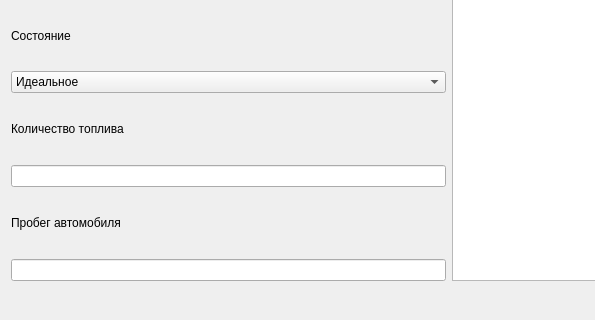
The window that ui/redactingcarstate.ui (yachkuch/FinalWork) describes before a commit, drawn with Qt 5; both pictures show x 0 to 595 and y 221 to 541 of the 897 by 541 pixel window.
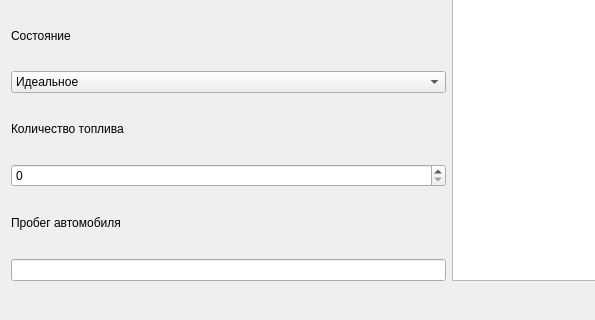
The same window after the commit.

```diff
--- a/ui/redactingcarstate.ui
+++ b/ui/redactingcarstate.ui
@@ -116,7 +116,7 @@
             </widget>
            </item>
            <item>
-            <widget class="QLineEdit" name="lineEdit_4"/>
+            <widget class="QSpinBox" name="fuel"/>
            </item>
           </layout>
          </item>
```
Left out of the diff: 8 changed lines with no effect on the pictures.
